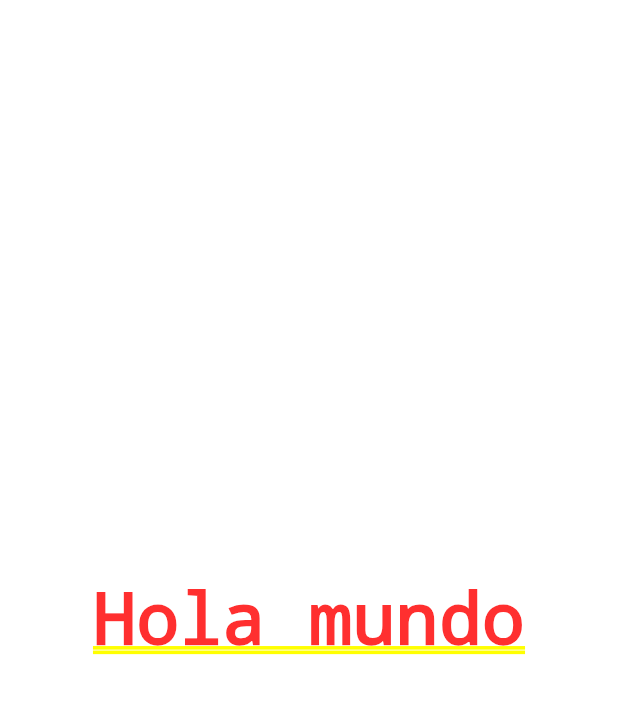
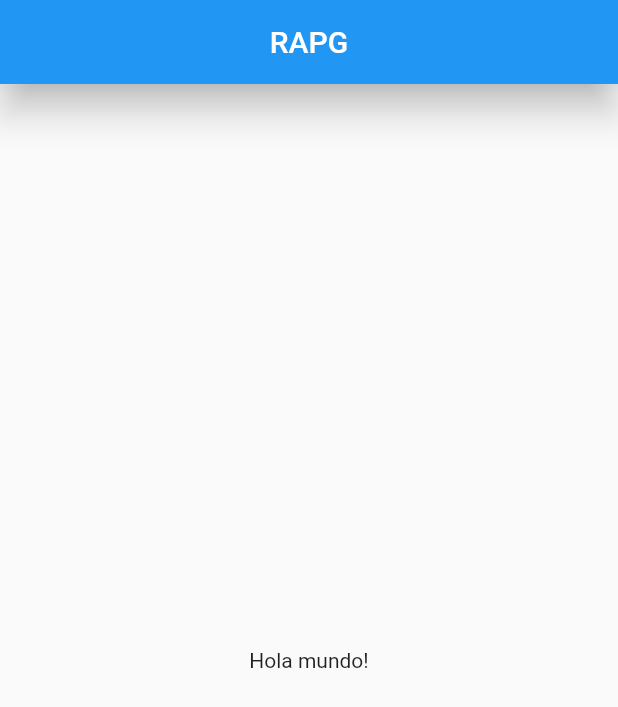
Before and after one commit to RafaelAnderson/Flutter, a Flutter app: the screen it shows after launch, on a phone screen of 412 x 824 dp. Shown: the top 707 px of the screen. Run offline on Flutter 3.47's test engine with Material 2 defaults, Android fonts, the phone set to English and light mode, and no system bars.

Commit message:
Scaffold

```diff
--- a/lib/src/app.dart
+++ b/lib/src/app.dart
@@ -1,13 +1,14 @@
 import 'package:flutter/material.dart';
+import 'package:flutter_application_1/src/pages/home_page.dart';
 // Widget
 class MyApp extends StatelessWidget {
 
   // Sobreescribir la función build
   @override
   Widget build(context) {
-    return const MaterialApp(
+    return MaterialApp(
       home: Center(
-        child: Text('Hola mundo'),
+        child: HomePage(),
         )
     );
   }
--- /dev/null
+++ b/lib/src/pages/home_page.dart
@@ -0,0 +1,19 @@
+import 'package:flutter/material.dart';
+
+class HomePage extends StatelessWidget{
+
+  @override
+  Widget build(BuildContext context) {
+    return Scaffold(
+      // Control + espaciador para ver opciones
+      appBar: AppBar(
+        title: Text('RAPG'),
+        centerTitle: true,
+        elevation: 10.0,
+      ),
+      body: Center(
+        child: Text('Hola mundo!'),
+      ),
+    );
+  }
+}
```
Also changed, not shown: 1 other file.
